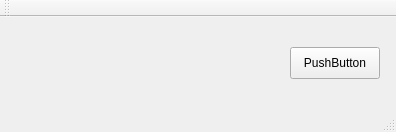
This is mainwindow.ui in Roker2/ClocksOnWindows as Qt 5 draws it before an edit. The edited form follows.
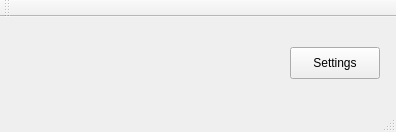
This is the edited form.

Commit message: Clocks Settings: Add way to enable Clocks Settings

Diff of the .ui file:
```diff
--- a/mainwindow.ui
+++ b/mainwindow.ui
@@ -24,7 +24,7 @@
      </rect>
     </property>
     <property name="text">
-     <string>PushButton</string>
+     <string>Settings</string>
     </property>
    </widget>
   </widget>
```
Left out of the diff: 2 changed lines with no effect on the pictures. The commit also changes 2 other files.
